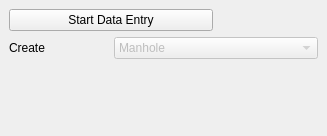
The window that qgepplugin/ui/qgepwizard.ui (QGEP/QGEP) describes before a commit, drawn with Qt 5.
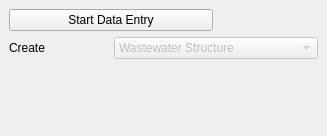
The same window after the commit.

Commit message: wizard -> qgep

What changed in the file:
```diff
--- a/qgepplugin/ui/qgepwizard.ui
+++ b/qgepplugin/ui/qgepwizard.ui
@@ -39,12 +39,7 @@
       </property>
       <item>
        <property name="text">
-        <string>Manhole</string>
-       </property>
-      </item>
-      <item>
-       <property name="text">
-        <string>Special Structure</string>
+        <string>Wastewater Structure</string>
        </property>
       </item>
       <item>
```
The commit also changes 2 other files.
